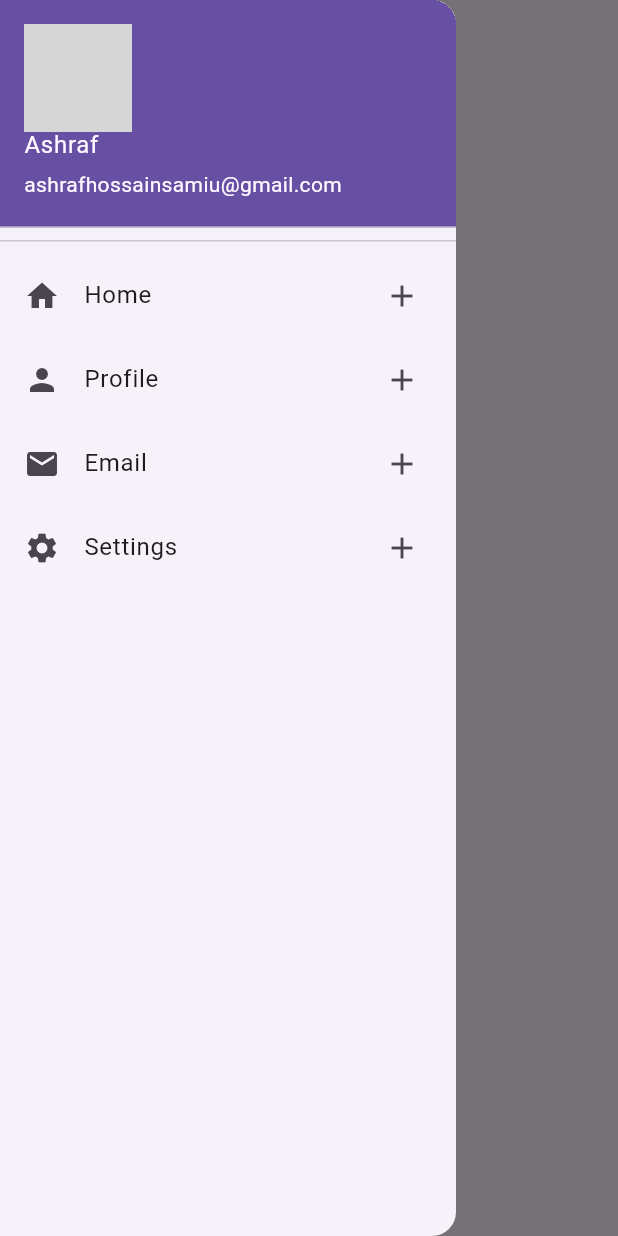
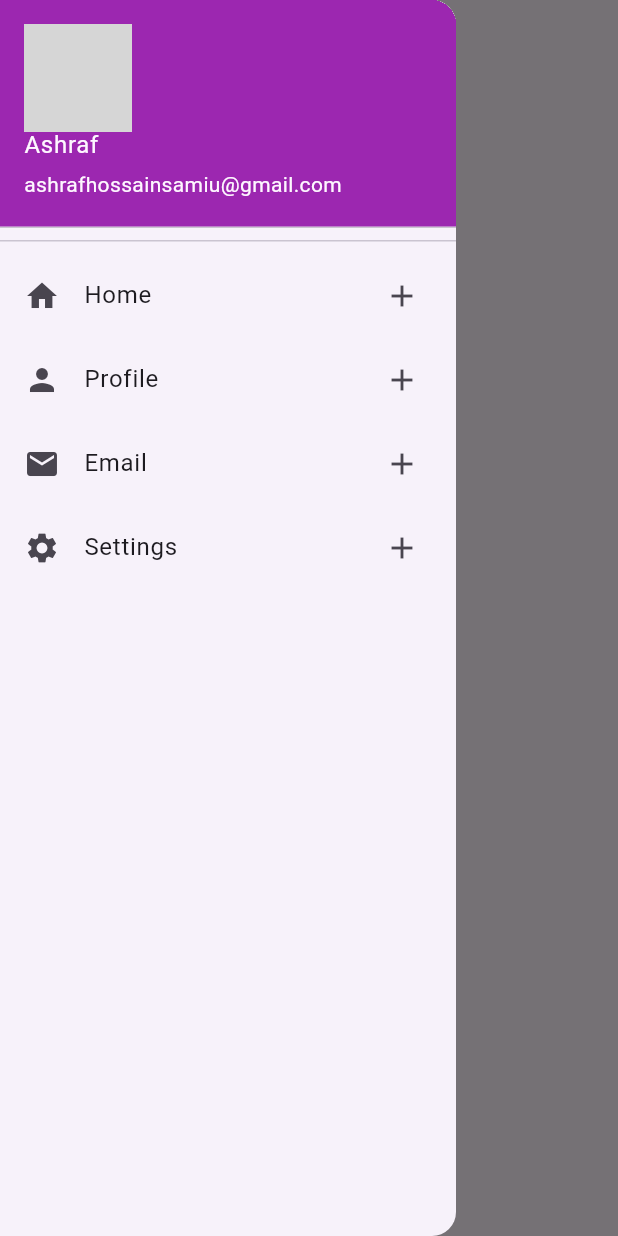
Before and after one commit to Ashraf-Samiu/Flutter-EssentialWidgets, a Flutter app: the screen it shows after launch, with the side drawer open, on a phone screen of 412 x 824 dp. Run offline on Flutter 3.47's test engine with Material 3 defaults, Android fonts, the phone set to English and light mode, and no system bars; network calls fail; grey boxes are pictures that could not be loaded.

Commit message:
NavigationDrawer commit

```diff
--- a/lib/main.dart
+++ b/lib/main.dart
@@ -32,6 +32,7 @@ class HomeActivity extends StatelessWidget{
             DrawerHeader(
               padding: const EdgeInsets.all(0),
                 child: UserAccountsDrawerHeader(
+                    decoration: const BoxDecoration(color: Colors.purple),
                     accountName: const Text("Ashraf"),
                     accountEmail: const Text("ashrafhossainsamiu@gmail.com"),
                     currentAccountPicture: Image.network("https://cdn-images-1.medium.com/v2/resize:fit:918/1*rb3JJRN2YfybijTcxQiiUQ.png"),
```
